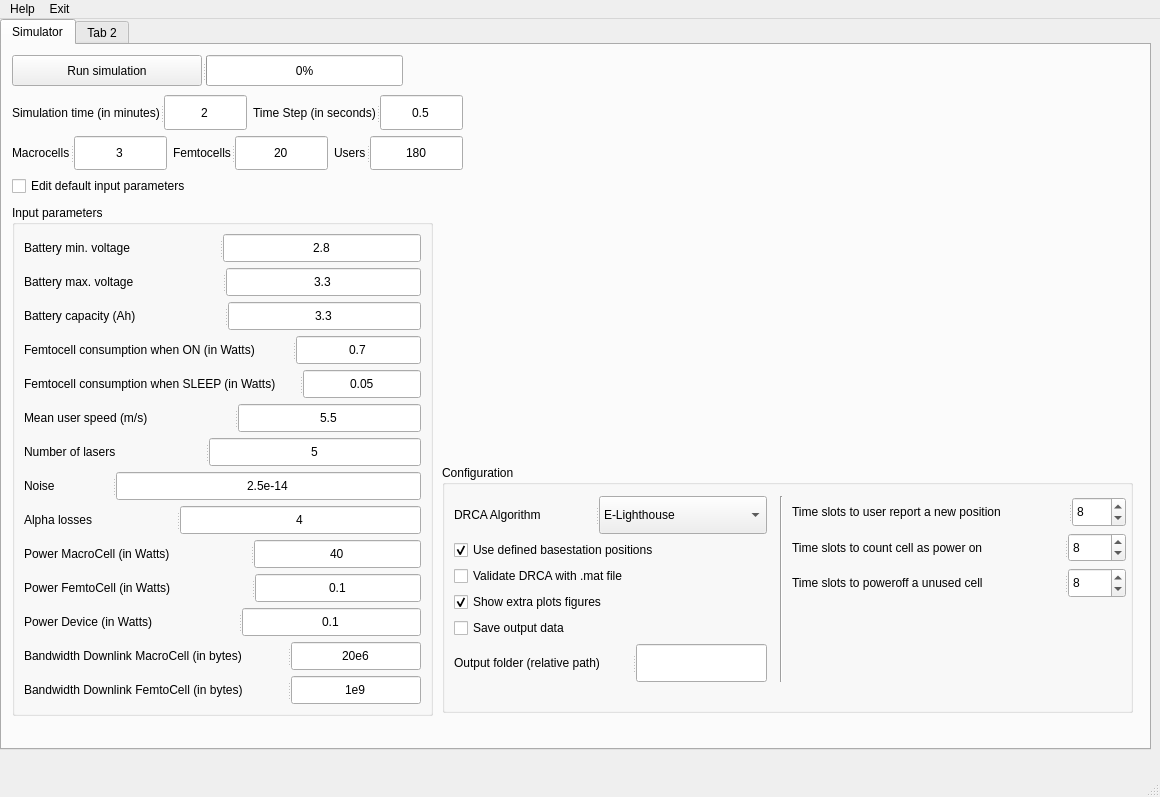
Before: the Qt Designer form ui/simulator.ui in 6G-XTREME/PoF_Simulator, drawn with Qt 5.
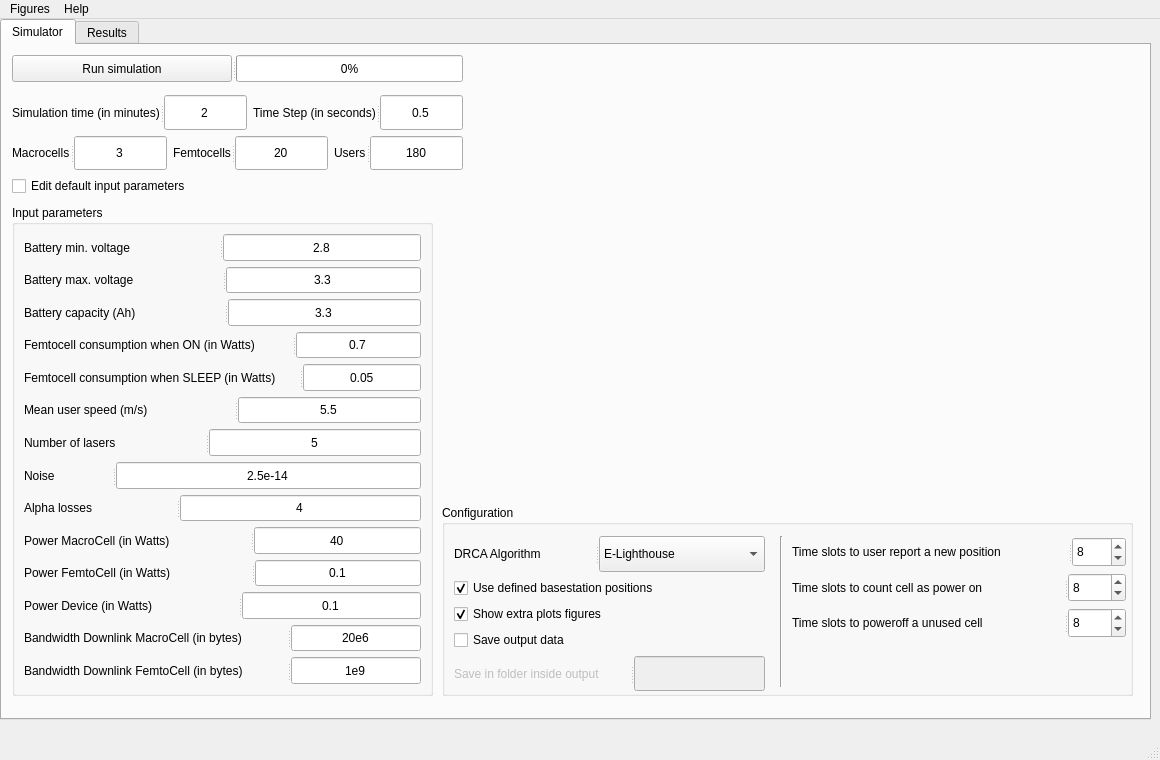
After: the same form once the commit is applied.

```diff
--- a/ui/simulator.ui
+++ b/ui/simulator.ui
@@ -7,7 +7,7 @@
     <x>0</x>
     <y>0</y>
     <width>1160</width>
-    <height>797</height>
+    <height>760</height>
    </rect>
   </property>
   <property name="windowTitle">
@@ -20,7 +20,7 @@
       <x>0</x>
       <y>0</y>
       <width>1151</width>
-      <height>731</height>
+      <height>701</height>
      </rect>
     </property>
     <property name="sizePolicy">
@@ -42,7 +42,7 @@
         <x>10</x>
         <y>160</y>
         <width>421</width>
-        <height>511</height>
+        <height>491</height>
        </rect>
       </property>
       <property name="title">
@@ -78,6 +78,9 @@
           <property name="readOnly">
            <bool>true</bool>
           </property>
+          <property name="clearButtonEnabled">
+           <bool>false</bool>
+          </property>
          </widget>
         </widget>
        </item>
@@ -503,9 +506,9 @@
       <property name="geometry">
        <rect>
         <x>440</x>
-        <y>420</y>
+        <y>460</y>
         <width>691</width>
-        <height>248</height>
+        <height>191</height>
        </rect>
       </property>
       <property name="title">
@@ -517,20 +520,20 @@
          <x>331</x>
          <y>31</y>
          <width>16</width>
-         <height>186</height>
+         <height>151</height>
         </rect>
        </property>
        <property name="orientation">
         <enum>Qt::Vertical</enum>
        </property>
       </widget>
-      <widget class="QWidget" name="">
+      <widget class="QWidget" name="layoutWidget">
        <property name="geometry">
         <rect>
          <x>12</x>
          <y>31</y>
-         <width>313</width>
-         <height>186</height>
+         <width>311</width>
+         <height>155</height>
         </rect>
        </property>
        <layout class="QVBoxLayout" name="verticalLayout_3">
@@ -577,13 +580,6 @@
           </property>
          </widget>
         </item>
-        <item>
-         <widget class="QCheckBox" name="use_user_list_checkBox">
-          <property name="text">
-           <string>Validate DRCA with .mat file</string>
-          </property>
-         </widget>
-        </item>
         <item>
          <widget class="QCheckBox" name="show_plots_checkBox">
           <property name="text">
@@ -610,11 +606,17 @@
            <enum>Qt::Horizontal</enum>
           </property>
           <widget class="QLabel" name="output_folder_label">
+           <property name="enabled">
+            <bool>false</bool>
+           </property>
            <property name="text">
-            <string>Output folder (relative path)</string>
+            <string>Save in folder inside output</string>
            </property>
           </widget>
           <widget class="QLineEdit" name="output_folder_edit">
+           <property name="enabled">
+            <bool>false</bool>
+           </property>
            <property name="sizePolicy">
             <sizepolicy hsizetype="Maximum" vsizetype="Fixed">
              <horstretch>0</horstretch>
@@ -635,7 +637,7 @@
         </item>
        </layout>
       </widget>
-      <widget class="QWidget" name="">
+      <widget class="QWidget" name="layoutWidget">
        <property name="geometry">
         <rect>
          <x>350</x>
@@ -703,9 +705,9 @@
       <property name="geometry">
        <rect>
         <x>490</x>
-        <y>10</y>
-        <width>621</width>
-        <height>411</height>
+        <y>0</y>
+        <width>631</width>
+        <height>451</height>
        </rect>
       </property>
      </widget>
@@ -871,8 +873,8 @@
        <rect>
         <x>10</x>
         <y>10</y>
-        <width>391</width>
-        <height>31</height>
+        <width>451</width>
+        <height>27</height>
        </rect>
       </property>
       <property name="orientation">
@@ -892,7 +894,7 @@
     </widget>
     <widget class="QWidget" name="tab_2">
      <attribute name="title">
-      <string>Tab 2</string>
+      <string>Results</string>
      </attribute>
     </widget>
    </widget>
@@ -906,18 +908,18 @@
      <height>24</height>
     </rect>
    </property>
+   <widget class="QMenu" name="menuFigures">
+    <property name="title">
+     <string>Figures</string>
+    </property>
+   </widget>
    <widget class="QMenu" name="menuHelp">
     <property name="title">
      <string>Help</string>
     </property>
    </widget>
-   <widget class="QMenu" name="menuExit">
-    <property name="title">
-     <string>Exit</string>
-    </property>
-   </widget>
+   <addaction name="menuFigures"/>
    <addaction name="menuHelp"/>
-   <addaction name="menuExit"/>
   </widget>
   <widget class="QStatusBar" name="statusbar"/>
  </widget>
```
Left out of the diff: 43 changed lines with no effect on the pictures.
